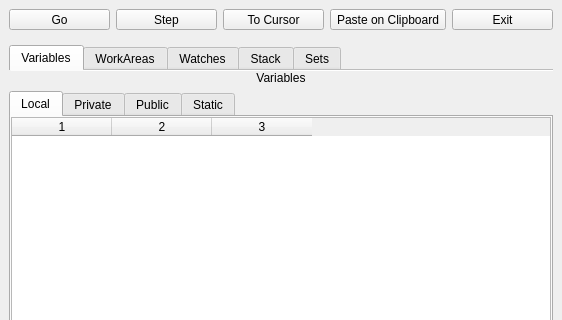
First picture: the form in hbide/debugger1.ui, repository FiveTechSoft/qtcontribs, before the edit; both pictures show x 0 to 562 and y 0 to 320 of the 562 by 704 pixel window.
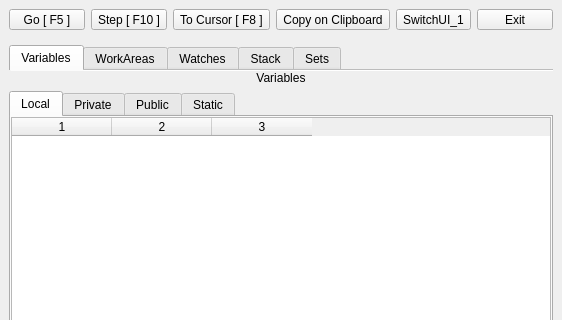
Second picture: the form after the edit. Icons and pictures are not drawn.

Diff of the .ui file:
```diff
--- a/hbide/debugger1.ui
+++ b/hbide/debugger1.ui
@@ -62,7 +62,7 @@
          </sizepolicy>
         </property>
         <property name="text">
-         <string>Go</string>
+         <string>Go [ F5 ]</string>
         </property>
        </widget>
       </item>
@@ -75,7 +75,7 @@
          </sizepolicy>
         </property>
         <property name="text">
-         <string>Step</string>
+         <string>Step [ F10 ]</string>
         </property>
        </widget>
       </item>
@@ -88,7 +88,7 @@
          </sizepolicy>
         </property>
         <property name="text">
-         <string>To Cursor</string>
+         <string>To Cursor [ F8 ]</string>
         </property>
        </widget>
       </item>
@@ -101,7 +101,20 @@
          </sizepolicy>
         </property>
         <property name="text">
-         <string>Paste on Clipboard</string>
+         <string>Copy on Clipboard</string>
+        </property>
+       </widget>
+      </item>
+      <item>
+       <widget class="QToolButton" name="btnSwitch">
+        <property name="sizePolicy">
+         <sizepolicy hsizetype="Preferred" vsizetype="Fixed">
+          <horstretch>0</horstretch>
+          <verstretch>0</verstretch>
+         </sizepolicy>
+        </property>
+        <property name="text">
+         <string>SwitchUI_1</string>
         </property>
        </widget>
       </item>
```
